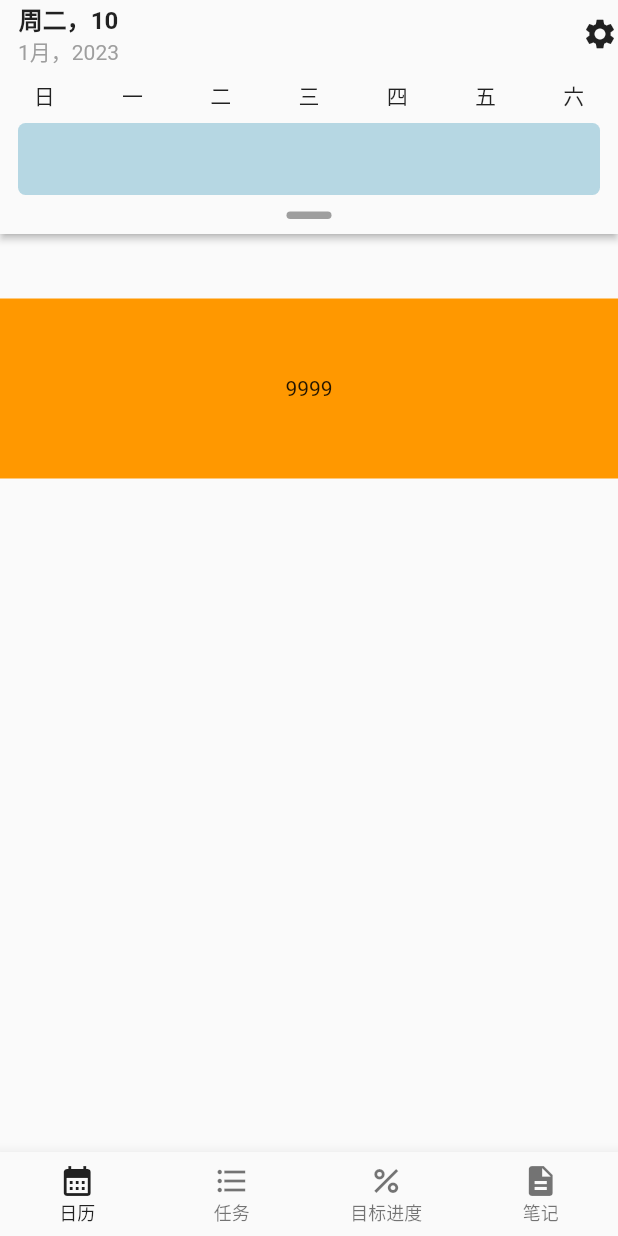
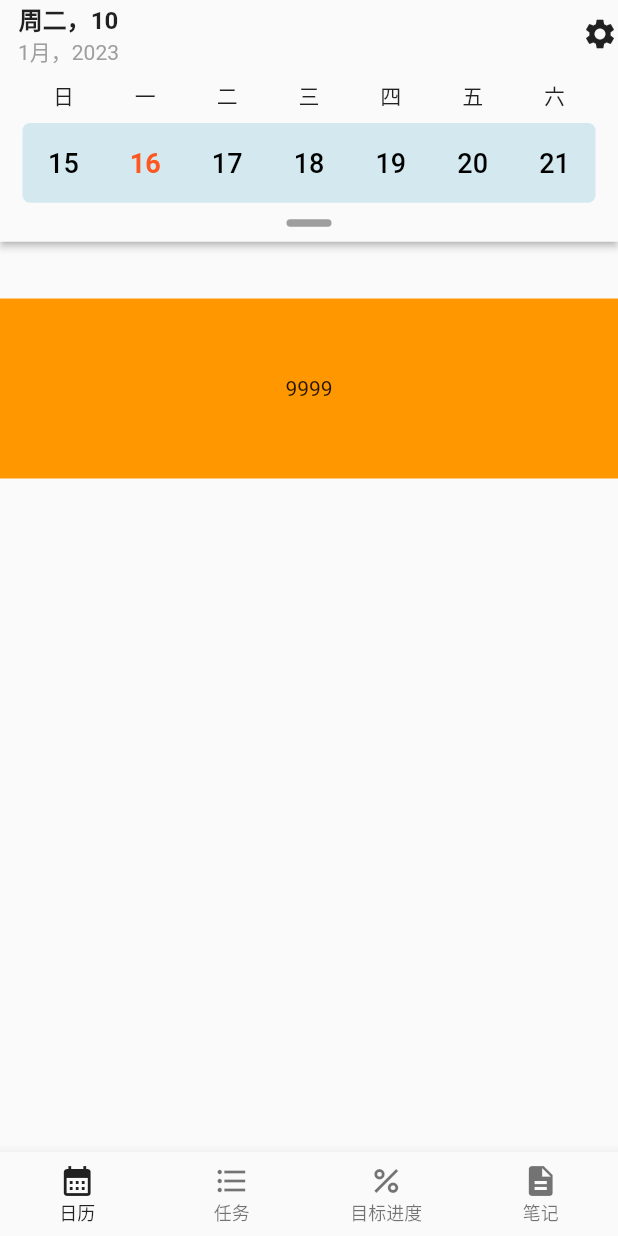
Before and after one commit to lemos1235/walden, a Flutter app: the screen it shows after launch, on a phone screen of 412 x 824 dp. Run offline on Flutter 3.47's test engine with Material 2 defaults, Android fonts, the phone set to English and light mode, and no system bars.

```diff
--- a/lib/calendar/calendar_bar.dart
+++ b/lib/calendar/calendar_bar.dart
@@ -25,6 +25,8 @@ class _CalendarBarState extends State<CalendarBar> {
 
   late PageController _pc;
 
+  late PageController _weeksPc;
+
   //当前选中的日期
   DateTime? _selectedDate;
 
@@ -36,6 +38,8 @@ class _CalendarBarState extends State<CalendarBar> {
     final datePageIndex = getMonthDelta(DateTime.now());
     _pageIndex = ValueNotifier(datePageIndex);
     _pc = PageController(initialPage: datePageIndex);
+    final weeksPageIndex = getWeeksDelta(DateTime.now());
+    _weeksPc = PageController(initialPage: weeksPageIndex);
   }
 
   List<DateTime> getListOfDate(DateTime monthDate) {
@@ -59,6 +63,36 @@ class _CalendarBarState extends State<CalendarBar> {
     return dateList;
   }
 
+  DateTime getDateByDeltaMonth(int deltaMonths) {
+    return DateUtils.addMonthsToMonthDate(startDate, deltaMonths);
+  }
+
+  int getMonthDelta(DateTime dateTime) {
+    DateTime dateTimeZero = DateTime(dateTime.year, dateTime.month + 1, 0);
+    return DateUtils.monthDelta(startDate, dateTimeZero);
+  }
+
+  int getWeeksDelta(DateTime dateTime) {
+    final diffDays = dateTime.difference(startDate).inDays;
+    if (startDate.weekday == 7) {
+      return (diffDays / 7).floor();
+    } else {
+      if (diffDays < (7 - startDate.weekday)) {
+        return 0;
+      } else {
+        return ((diffDays - (7 - startDate.weekday)) / 7).floor() + 1;
+      }
+    }
+  }
+
+  DateTime getWeeksFirstDay(int deltaWeeks) {
+    if (startDate.weekday == 7) {
+      return startDate.add(Duration(days: deltaWeeks * 7));
+    } else {
+      return startDate.add(Duration(days: deltaWeeks * 7 - startDate.weekday));
+    }
+  }
+
   @override
   Widget build(BuildContext context) {
     return Theme(
@@ -74,17 +108,18 @@ class _CalendarBarState extends State<CalendarBar> {
             child: getWeekDayNameUI(),
           ),
           Padding(
-            padding: EdgeInsets.symmetric(horizontal: 12),
+            padding: EdgeInsets.symmetric(horizontal: 15),
             child: Container(
               decoration: BoxDecoration(
-                color: Color(0xFFb6d7e3),
+                color: Color(0xffd3e9ef),
                 borderRadius: BorderRadius.circular(5),
               ),
-              height: 48,
+              height: (MediaQuery.of(context).size.width - 40) / 7,
+              child: _buildWeeksPicker(),
             ),
           ),
           SlidingPanel(
-            maxHeight: 39 + (MediaQuery.of(context).size.width - 40 )/7*6,
+            maxHeight: 39 + (MediaQuery.of(context).size.width - 40) / 7 * 6,
             builder: (BuildContext context, AnimationController ac) {
               return Column(
                 children: [
@@ -115,15 +150,6 @@ class _CalendarBarState extends State<CalendarBar> {
         ],
       ),
     );
-  }
-
-  DateTime getDateByDeltaMonth(int deltaMonth) {
-    return DateUtils.addMonthsToMonthDate(startDate, deltaMonth);
-  }
-
-  int getMonthDelta(DateTime dateTime) {
-    DateTime dateTimeZero = DateTime(dateTime.year, dateTime.month + 1, 0);
-    return DateUtils.monthDelta(startDate, dateTimeZero);
   }
 
   Widget buildYearAndMonthSelector(int pageIndex) {
@@ -233,6 +259,27 @@ class _CalendarBarState extends State<CalendarBar> {
     );
   }
 
+  ///当前周选择器
+  Widget _buildWeeksPicker() {
+    return PageView.builder(
+      controller: _weeksPc,
+      itemBuilder: (context, index) {
+        final firstDay = getWeeksFirstDay(index);
+        List<Widget> listUI = [];
+        for (var i =0; i < 7; i++) {
+          DateTime date = firstDay.add(Duration(days: i));
+          listUI.add(Expanded(child: _buildDayUI(date, true)));
+        }
+        return Row(
+          mainAxisAlignment: MainAxisAlignment.center,
+          crossAxisAlignment: CrossAxisAlignment.center,
+          mainAxisSize: MainAxisSize.min,
+          children: listUI,
+        );
+      },
+    );
+  }
+
   Widget buildMonthNavigator(int pageIndex) {
     return Theme(
       data: ThemeData(
@@ -278,9 +325,12 @@ class _CalendarBarState extends State<CalendarBar> {
 
   Widget getWeekDayNameUI() {
     final items = ["日", "一", "二", "三", "四", "五", "六"];
-    return Row(
+    return Padding(
+      padding: EdgeInsets.symmetric(horizontal: 15),
+      child: Row(
         mainAxisAlignment: MainAxisAlignment.spaceEvenly,
         children: [for (var e in items) Expanded(child: Center(child: Text(e)))],
+      ),
     );
   }
 
@@ -294,13 +344,30 @@ class _CalendarBarState extends State<CalendarBar> {
       final List<Widget> listUI = <Widget>[];
       for (int i = 0; i < 7; i++) {
         final DateTime date = dateList[count];
+        bool isInMonth = indexDate.month == date.month;
+        listUI.add(
+          Expanded(
+            child: _buildDayUI(date, isInMonth),
+          ),
+        );
+        count += 1;
+      }
+      noList.add(Row(
+        mainAxisAlignment: MainAxisAlignment.center,
+        crossAxisAlignment: CrossAxisAlignment.center,
+        mainAxisSize: MainAxisSize.min,
+        children: listUI,
+      ));
+    }
+    return noList;
+  }
+
+  Widget _buildDayUI(DateTime date, bool isInMonth ) {
     bool isToday = DateTime.now().day == date.day &&
         DateTime.now().month == date.month &&
         DateTime.now().year == date.year;
     bool isSelected = date == _selectedDate;
-        listUI.add(
-          Expanded(
-            child: AspectRatio(
+    return AspectRatio(
       aspectRatio: 1.0,
       child: Container(
         child: Stack(
@@ -331,7 +398,7 @@ class _CalendarBarState extends State<CalendarBar> {
                               ? iconColor
                               : isSelected
                               ? Colors.white
-                                          : indexDate.month == date.month
+                              : isInMonth
                               ? Colors.black
                           //不是当前月的，灰度显示
                               : Colors.grey.withOpacity(0.6),
@@ -363,18 +430,6 @@ class _CalendarBarState extends State<CalendarBar> {
           ],
         ),
       ),
-            ),
-          ),
     );
-        count += 1;
-      }
-      noList.add(Row(
-        mainAxisAlignment: MainAxisAlignment.center,
-        crossAxisAlignment: CrossAxisAlignment.center,
-        mainAxisSize: MainAxisSize.min,
-        children: listUI,
-      ));
-    }
-    return noList;
   }
 }
```
Lines whose indentation alone changed are shown as unchanged.
